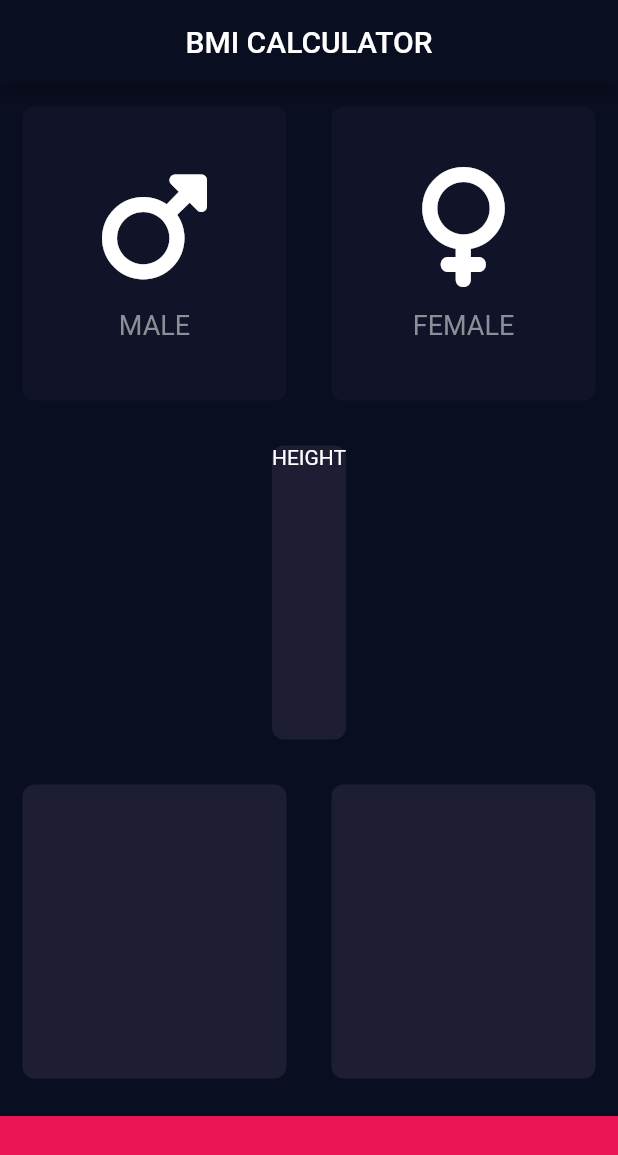
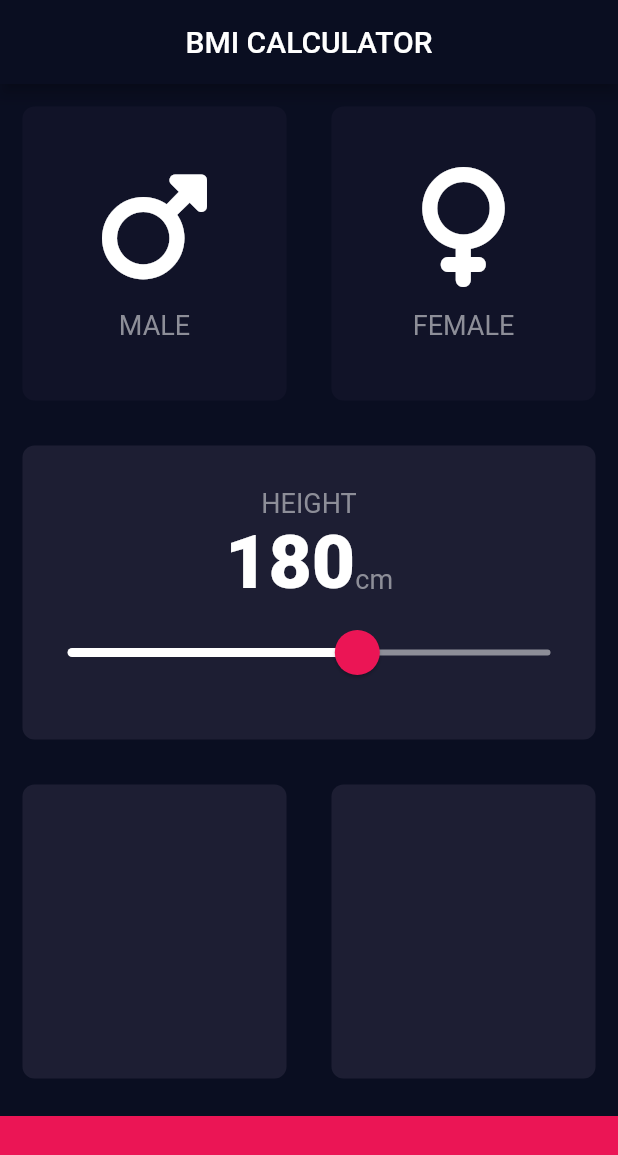
Before and after one commit to g0beze/bmi_calculator, a Flutter app: the screen it shows after launch, on a phone screen of 412 x 824 dp. Shown: the top 1155 px of the screen. Run offline on Flutter 3.47's test engine with Material 2 defaults, Android fonts, the phone set to English and light mode, and no system bars; our stand-ins replace font_awesome_flutter.

Commit message:
added Slider and edited the default ThemeData

```diff
--- a/lib/constants.dart
+++ b/lib/constants.dart
@@ -9,3 +9,5 @@ const kTxtTextStyle = TextStyle(
   fontSize: 18.0,
   color: Color(0xFF8D8E98),
 );
+
+const kLargeTxtStyle = TextStyle(fontSize: 50, fontWeight: FontWeight.w900);
--- a/lib/input_page.dart
+++ b/lib/input_page.dart
@@ -13,6 +13,7 @@ class InputPage extends StatefulWidget {
 
 class _InputPageState extends State<InputPage> {
   Gender? selectedGender;
+  int height = 180;
 
   @override
   Widget build(BuildContext context) {
@@ -21,6 +22,7 @@ class _InputPageState extends State<InputPage> {
         title: const Text('BMI CALCULATOR'),
       ),
       body: Column(
+        crossAxisAlignment: CrossAxisAlignment.stretch,
         children: <Widget>[
           Expanded(
             child: Row(
@@ -64,8 +66,48 @@ class _InputPageState extends State<InputPage> {
             child: ResuableCard(
               colour: kDefaultColour,
               cardChild: Column(
-                children: const [
-                  Text('HEIGHT'),
+                mainAxisAlignment: MainAxisAlignment.center,
+                children: [
+                  const Text(
+                    'HEIGHT',
+                    style: kTxtTextStyle,
+                  ),
+                  Row(
+                    mainAxisAlignment: MainAxisAlignment.center,
+                    crossAxisAlignment: CrossAxisAlignment.baseline,
+                    textBaseline: TextBaseline.alphabetic,
+                    children: [
+                      Text(
+                        height.toString(),
+                        style: kLargeTxtStyle,
+                      ),
+                      const Text(
+                        'cm',
+                        style: kTxtTextStyle,
+                      ),
+                    ],
+                  ),
+                  SliderTheme(
+                    data: SliderTheme.of(context).copyWith(
+                      thumbShape:
+                          const RoundSliderThumbShape(enabledThumbRadius: 15),
+                      overlayShape:
+                          const RoundSliderOverlayShape(overlayRadius: 30),
+                    ),
+                    child: Slider.adaptive(
+                      value: height.toDouble(),
+                      min: 120,
+                      max: 220,
+                      activeColor: Colors.white,
+                      thumbColor: kBottomContainerColour,
+                      inactiveColor: const Color(0xFF8D8E98),
+                      onChanged: (double newValue) {
+                        setState(() {
+                          height = newValue.round();
+                        });
+                      },
+                    ),
+                  ),
                 ],
               ),
             ),
```
